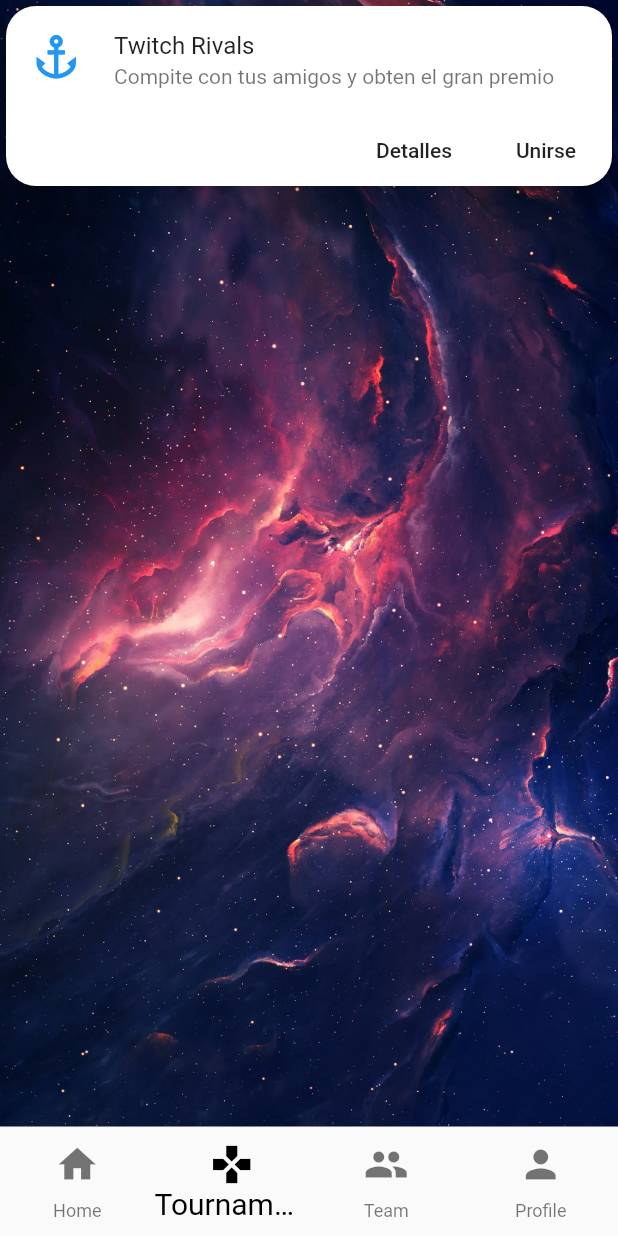
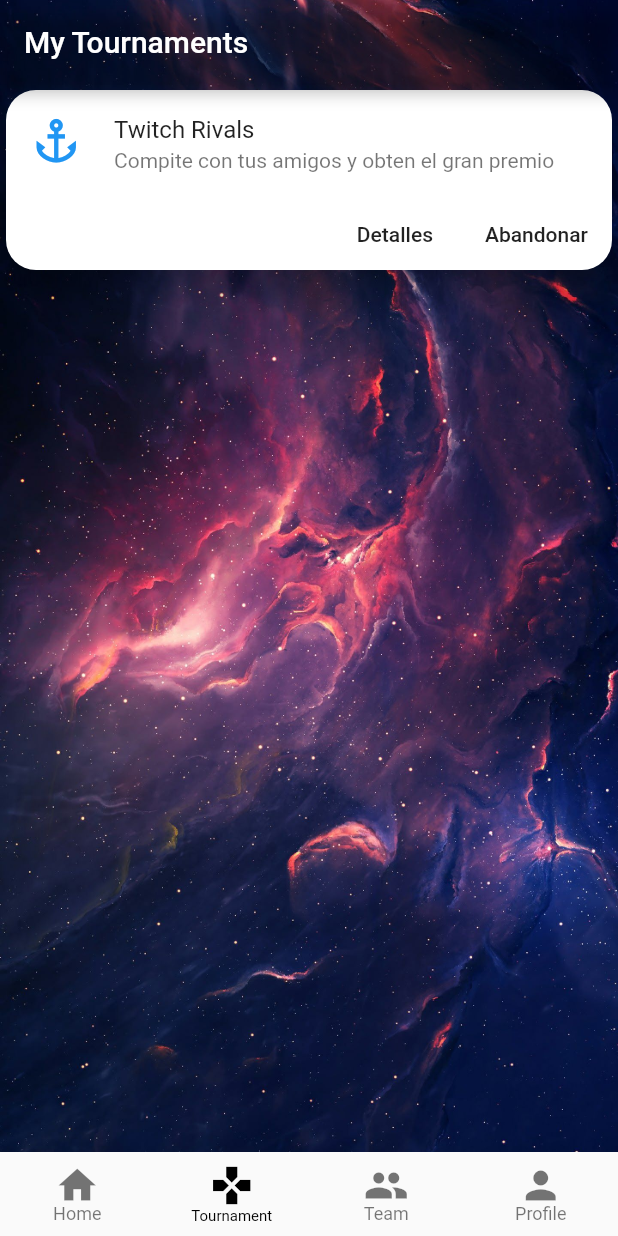
Before and after one commit to Setsuke/TeammatchApp_Flutter, a Flutter app: the screen it shows after launch, item 2 of the bottom bar chosen, on a phone screen of 412 x 824 dp. Run offline on Flutter 3.47's test engine with Material 2 defaults, Android fonts, the phone set to English and light mode, and no system bars.

Commit message:
hot: search

```diff
--- a/flutter_application_teammatch/lib/main_screen.dart
+++ b/flutter_application_teammatch/lib/main_screen.dart
@@ -1,5 +1,4 @@
 import 'package:flutter/material.dart';
-import 'package:flutter_application_teammatch/pages/edit_profile_page.dart';
 import 'package:flutter_application_teammatch/screen/profile.dart';
 import 'package:flutter_application_teammatch/screen/tourment.dart';
 import 'package:flutter_application_teammatch/screen/home.dart';
@@ -25,8 +24,8 @@ class _MainScreenState extends State<MainScreen> {
       body: screen[_selectIndex],
       bottomNavigationBar: BottomNavigationBar(
           type: BottomNavigationBarType.fixed,
-          selectedFontSize: 20,
-          iconSize: 20,
+          selectedFontSize: 10,
+          iconSize: 10,
           currentIndex: _selectIndex,
           items: [
             BottomNavigationBarItem(
--- a/flutter_application_teammatch/lib/pages/addTeam_page.dart
+++ b/flutter_application_teammatch/lib/pages/addTeam_page.dart
@@ -24,12 +24,6 @@ class _AddTeamPageState extends State<AddTeamPage> {
           ),
         ],
       ),
-      floatingActionButton: FloatingActionButton(
-        child: Icon(Icons.group_add),
-        onPressed: () {
-          setState(() {});
-        },
-      ),
     );
   }
 
--- a/flutter_application_teammatch/lib/profile/profile_widget.dart
+++ b/flutter_application_teammatch/lib/profile/profile_widget.dart
@@ -52,7 +52,7 @@ class ProfileWidget extends StatelessWidget {
         color: Colors.red,
         all: 8,
         child: Icon(
-          isEdit ? Icons.add_a_photo_rounded:Icons.edit,
+          isEdit ? Icons.add_a_photo_rounded : Icons.edit,
           color: Colors.white,
           size: 15,
         ),
--- a/flutter_application_teammatch/lib/screen/tourment.dart
+++ b/flutter_application_teammatch/lib/screen/tourment.dart
@@ -9,11 +9,18 @@ class _TourmentScreenState extends State<TourmentScreen> {
   @override
   Widget build(BuildContext context) {
     return MaterialApp(
+        debugShowCheckedModeBanner: false,
         home: Container(
           decoration: BoxDecoration(
               image: DecorationImage(
-              image: AssetImage('assets/header_home.jpg'), fit: BoxFit.cover)),
-      child: ListView(
+                  image: AssetImage('assets/header_home.jpg'),
+                  fit: BoxFit.cover)),
+          child: Scaffold(
+            backgroundColor: Colors.transparent,
+            appBar: AppBar(
+                title: Text('My Tournaments'),
+                backgroundColor: Colors.transparent),
+            body: ListView(
               children: <Widget>[
                 _cardTournament(),
                 SizedBox(
@@ -23,6 +30,7 @@ class _TourmentScreenState extends State<TourmentScreen> {
                   height: 30.0,
                 ),
               ],
+            ),
           ),
         ));
   }
@@ -48,7 +56,7 @@ class _TourmentScreenState extends State<TourmentScreen> {
               // ignore: deprecated_member_use
               FlatButton(onPressed: () {}, child: Text('Detalles')),
               // ignore: deprecated_member_use
-              FlatButton(onPressed: () {}, child: Text('Unirse'))
+              FlatButton(onPressed: () {}, child: Text('Abandonar'))
             ],
           )
         ],
--- a/flutter_application_teammatch/lib/search/searcc_tournament.dart
+++ b/flutter_application_teammatch/lib/search/searcc_tournament.dart
@@ -17,6 +17,11 @@ class SearchTournament extends StatelessWidget {
               icon: Icon(Icons.search))
         ],
       ),
+      body: Container(
+        decoration: BoxDecoration(
+            image: DecorationImage(
+                image: AssetImage('assets/luna.jpg'), fit: BoxFit.cover)),
+      ),
     );
   }
 }
```
Also changed, not shown: flutter_application_teammatch/lib/pages/edit_profile_page.dart (+17 -11 lines), flutter_application_teammatch/lib/profile/appbar_widget.dart (deleted, +0 -8 lines), flutter_application_teammatch/lib/profile/datas_widget.dart (+7 -3 lines), flutter_application_teammatch/lib/profile/textfield_widget.dart (+11 -14 lines), flutter_application_teammatch/lib/screen/profile.dart (+35 -26 lines), flutter_application_teammatch/lib/screen/team.dart (+16 -6 lines), flutter_application_teammatch/lib/search/search_teams.dart (+5 -5 lines). Lines whose indentation alone changed are shown as unchanged.
